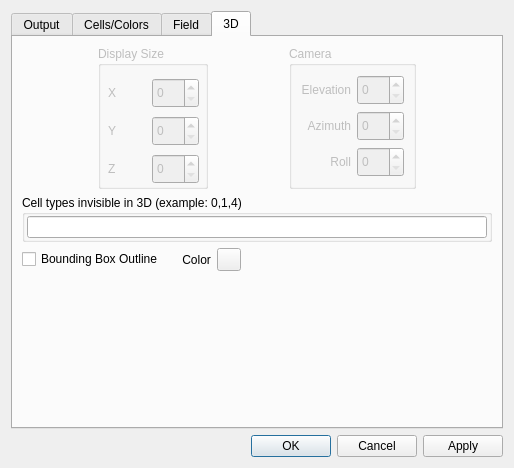
The window that CompuCell3D/player/Configuration/cc3D_prefs.ui (CompuCell3D/CompuCell3D) describes before a commit, drawn with Qt 5.
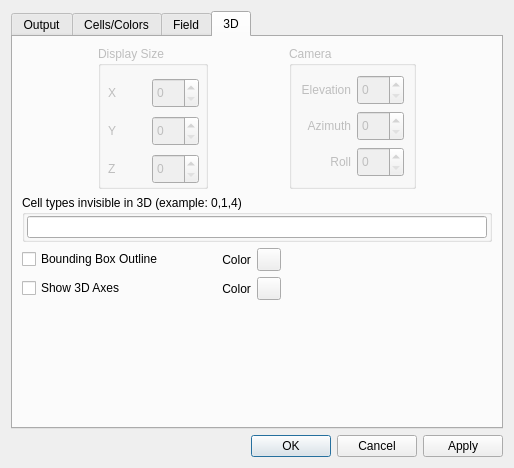
The same window after the commit. The open tabs and pages were chosen to show the change.

Patch:
```diff
--- a/CompuCell3D/player/Configuration/cc3D_prefs.ui
+++ b/CompuCell3D/player/Configuration/cc3D_prefs.ui
@@ -1226,9 +1226,7 @@
       <attribute name="title">
        <string>3D</string>
       </attribute>
-      <layout class="QHBoxLayout" name="horizontalLayout_12">
-       <item>
-        <layout class="QVBoxLayout" name="verticalLayout_4">
+      <layout class="QVBoxLayout" name="verticalLayout_22">
          <item>
           <layout class="QHBoxLayout" name="horizontalLayout_2">
            <item>
@@ -1482,6 +1480,10 @@
           </widget>
          </item>
          <item>
+        <layout class="QHBoxLayout" name="horizontalLayout_27">
+         <item>
+          <layout class="QVBoxLayout" name="verticalLayout_4">
+           <item>
           <layout class="QHBoxLayout" name="horizontalLayout_10">
            <item>
             <widget class="QCheckBox" name="boundingBoxCheckBox">
@@ -1490,6 +1492,19 @@
              </property>
             </widget>
            </item>
+             <item>
+              <spacer name="horizontalSpacer_18">
+               <property name="orientation">
+                <enum>Qt::Horizontal</enum>
+               </property>
+               <property name="sizeHint" stdset="0">
+                <size>
+                 <width>40</width>
+                 <height>20</height>
+                </size>
+               </property>
+              </spacer>
+             </item>
            <item>
             <widget class="QLabel" name="label_12">
              <property name="text">
@@ -1507,6 +1522,51 @@
              </property>
             </widget>
            </item>
+            </layout>
+           </item>
+           <item>
+            <layout class="QHBoxLayout" name="horizontalLayout_12">
+             <item>
+              <widget class="QCheckBox" name="show3DAxesCB">
+               <property name="text">
+                <string>Show 3D Axes</string>
+               </property>
+              </widget>
+             </item>
+             <item>
+              <spacer name="horizontalSpacer_19">
+               <property name="orientation">
+                <enum>Qt::Horizontal</enum>
+               </property>
+               <property name="sizeHint" stdset="0">
+                <size>
+                 <width>18</width>
+                 <height>20</height>
+                </size>
+               </property>
+              </spacer>
+             </item>
+             <item>
+              <widget class="QLabel" name="label_19">
+               <property name="text">
+                <string>    Color</string>
+               </property>
+              </widget>
+             </item>
+             <item>
+              <widget class="QToolButton" name="axes3DBoxColorButton">
+               <property name="enabled">
+                <bool>true</bool>
+               </property>
+               <property name="text">
+                <string/>
+               </property>
+              </widget>
+             </item>
+            </layout>
+           </item>
+          </layout>
+         </item>
            <item>
             <spacer name="horizontalSpacer_9">
              <property name="orientation">
@@ -1530,12 +1590,10 @@
            <property name="sizeHint" stdset="0">
             <size>
              <width>20</width>
-             <height>78</height>
+           <height>103</height>
             </size>
            </property>
           </spacer>
-         </item>
-        </layout>
        </item>
       </layout>
      </widget>
```
Left out of the diff: 4 changed lines with no effect on the pictures. Lines whose indentation alone changed are shown as unchanged.
